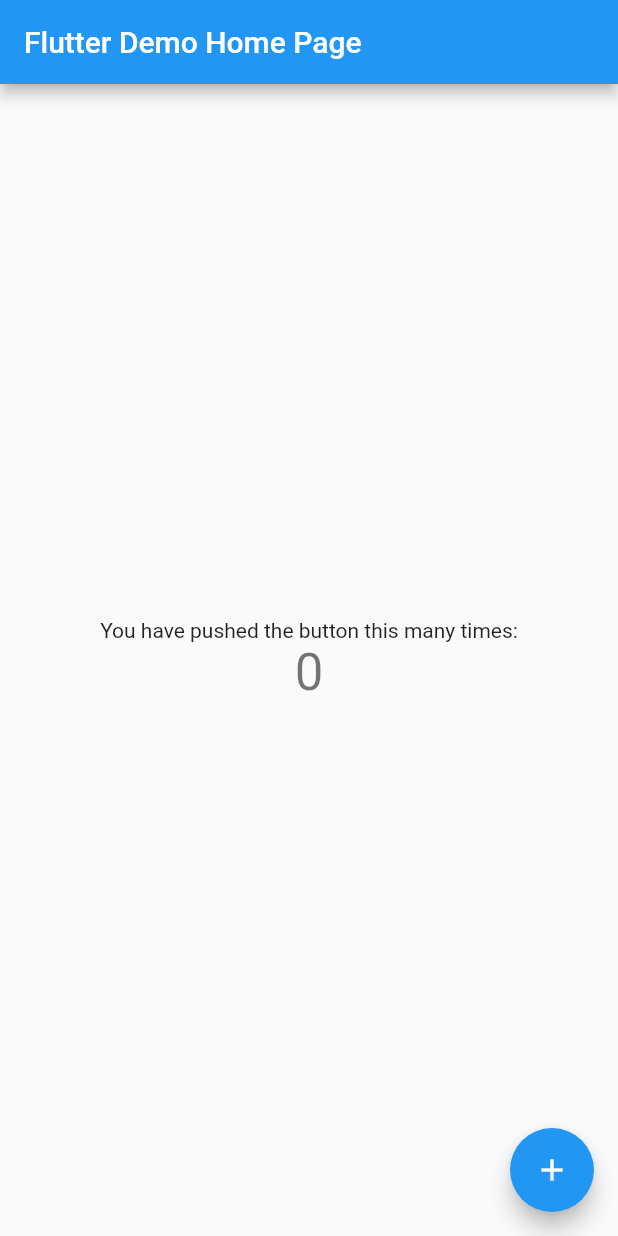
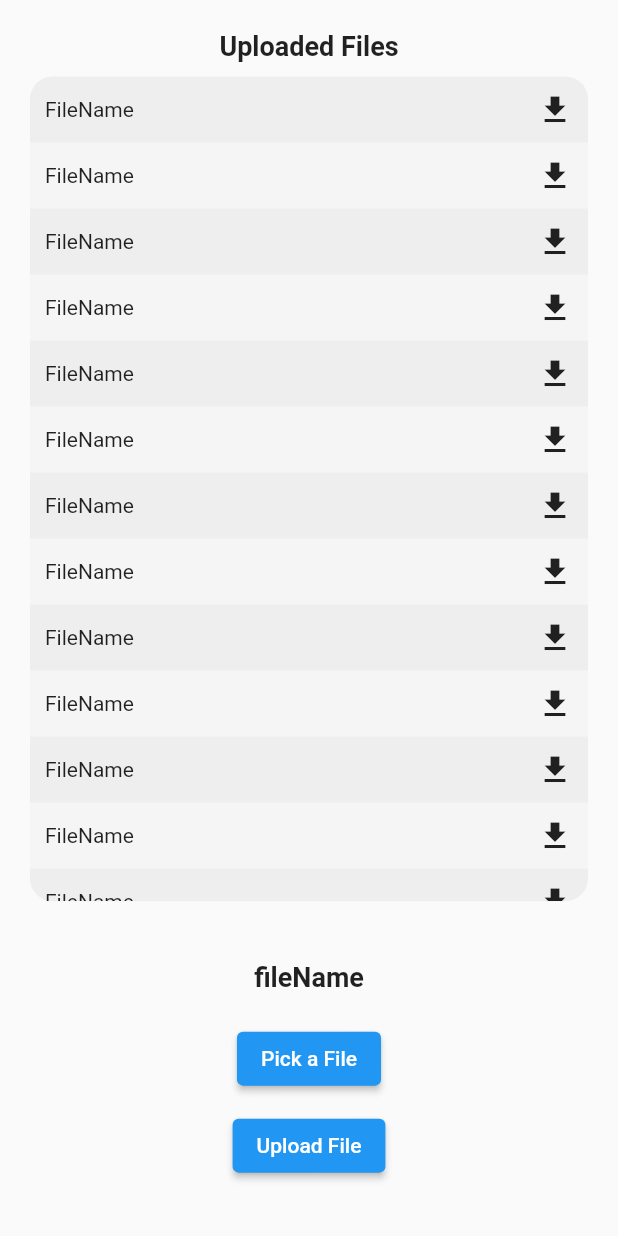
Before and after one commit to Harrem/File-Uploader, a Flutter app: the screen it shows after launch, on a phone screen of 412 x 824 dp. Run offline on Flutter 3.47's test engine with Material 2 defaults, Android fonts, the phone set to English and light mode, and no system bars.

Commit message:
createdUI for file uploading & show uploaded files

```diff
--- /dev/null
+++ b/lib/Screens/myApp.dart
@@ -0,0 +1,108 @@
+import 'package:flutter/material.dart';
+
+class HomeScreen extends StatefulWidget {
+  HomeScreen({Key? key}) : super(key: key);
+
+  @override
+  State<HomeScreen> createState() => _HomeScreenState();
+}
+
+class _HomeScreenState extends State<HomeScreen> {
+  @override
+  Widget build(BuildContext context) {
+    return Scaffold(
+      body: Padding(
+        padding: const EdgeInsets.all(20.0),
+        child: Column(
+          children: [
+            const Text(
+              "Uploaded Files",
+              style: TextStyle(fontSize: 18, fontWeight: FontWeight.bold),
+            ),
+            const SizedBox(height: 10),
+            Expanded(
+              flex: 3,
+              child: Container(
+                width: double.infinity,
+                decoration: BoxDecoration(
+                  color: Colors.grey[200],
+                  borderRadius: BorderRadius.circular(15),
+                ),
+                child: ListView.separated(
+                  shrinkWrap: true,
+                  itemCount: 50,
+                  itemBuilder: ((context, index) {
+                    return Container(
+                      padding: const EdgeInsets.all(10),
+                      width: double.infinity,
+                      child: Expanded(
+                        child: Row(
+                          mainAxisAlignment: MainAxisAlignment.spaceBetween,
+                          children: const [
+                            Text("FileName"),
+                            Icon(Icons.download)
+                          ],
+                        ),
+                      ),
+                    );
+                  }),
+                  separatorBuilder: ((context, index) {
+                    return Container(
+                      padding: const EdgeInsets.all(10),
+                      width: double.infinity,
+                      decoration: BoxDecoration(
+                        color: Colors.grey[100],
+                      ),
+                      child: Expanded(
+                        child: Row(
+                          mainAxisAlignment: MainAxisAlignment.spaceBetween,
+                          children: const [
+                            Text("FileName"),
+                            Icon(Icons.download)
+                          ],
+                        ),
+                      ),
+                    );
+                  }),
+                ),
+              ),
+            ),
+            const SizedBox(height: 20),
+            Expanded(
+              flex: 1,
+              child: Container(
+                width: double.infinity,
+                decoration: BoxDecoration(
+                  borderRadius: BorderRadius.circular(15),
+                ),
+                child: Column(
+                  mainAxisAlignment: MainAxisAlignment.start,
+                  children: [
+                    const SizedBox(height: 20),
+                    const Text(
+                      "fileName",
+                      style:
+                          TextStyle(fontSize: 18, fontWeight: FontWeight.bold),
+                    ),
+                    const SizedBox(height: 20),
+                    ElevatedButton(
+                      onPressed: () {},
+                      child: const Text(
+                        "Pick a File",
+                      ),
+                    ),
+                    const SizedBox(height: 10),
+                    ElevatedButton(
+                      onPressed: () {},
+                      child: const Text("Upload File"),
+                    ),
+                  ],
+                ),
+              ),
+            ),
+          ],
+        ),
+      ),
+    );
+  }
+}
--- a/lib/main.dart
+++ b/lib/main.dart
@@ -1,4 +1,5 @@
 import 'package:flutter/material.dart';
+import 'package:file_upload/Screens/myApp.dart';
 
 void main() {
   runApp(const MyApp());
@@ -24,92 +25,7 @@ class MyApp extends StatelessWidget {
         // is not restarted.
         primarySwatch: Colors.blue,
       ),
-      home: const MyHomePage(title: 'Flutter Demo Home Page'),
+      home: HomeScreen(),
     );
   }
 }
-
-class MyHomePage extends StatefulWidget {
-  const MyHomePage({Key? key, required this.title}) : super(key: key);
-
-  // This widget is the home page of your application. It is stateful, meaning
-  // that it has a State object (defined below) that contains fields that affect
-  // how it looks.
-
-  // This class is the configuration for the state. It holds the values (in this
-  // case the title) provided by the parent (in this case the App widget) and
-  // used by the build method of the State. Fields in a Widget subclass are
-  // always marked "final".
-
-  final String title;
-
-  @override
-  State<MyHomePage> createState() => _MyHomePageState();
-}
-
-class _MyHomePageState extends State<MyHomePage> {
-  int _counter = 0;
-
-  void _incrementCounter() {
-    setState(() {
-      // This call to setState tells the Flutter framework that something has
-      // changed in this State, which causes it to rerun the build method below
-      // so that the display can reflect the updated values. If we changed
-      // _counter without calling setState(), then the build method would not be
-      // called again, and so nothing would appear to happen.
-      _counter++;
-    });
-  }
-
-  @override
-  Widget build(BuildContext context) {
-    // This method is rerun every time setState is called, for instance as done
-    // by the _incrementCounter method above.
-    //
-    // The Flutter framework has been optimized to make rerunning build methods
-    // fast, so that you can just rebuild anything that needs updating rather
-    // than having to individually change instances of widgets.
-    return Scaffold(
-      appBar: AppBar(
-        // Here we take the value from the MyHomePage object that was created by
-        // the App.build method, and use it to set our appbar title.
-        title: Text(widget.title),
-      ),
-      body: Center(
-        // Center is a layout widget. It takes a single child and positions it
-        // in the middle of the parent.
-        child: Column(
-          // Column is also a layout widget. It takes a list of children and
-          // arranges them vertically. By default, it sizes itself to fit its
-          // children horizontally, and tries to be as tall as its parent.
-          //
-          // Invoke "debug painting" (press "p" in the console, choose the
-          // "Toggle Debug Paint" action from the Flutter Inspector in Android
-          // Studio, or the "Toggle Debug Paint" command in Visual Studio Code)
-          // to see the wireframe for each widget.
-          //
-          // Column has various properties to control how it sizes itself and
-          // how it positions its children. Here we use mainAxisAlignment to
-          // center the children vertically; the main axis here is the vertical
-          // axis because Columns are vertical (the cross axis would be
-          // horizontal).
-          mainAxisAlignment: MainAxisAlignment.center,
-          children: <Widget>[
-            const Text(
-              'You have pushed the button this many times:',
-            ),
-            Text(
-              '$_counter',
-              style: Theme.of(context).textTheme.headline4,
-            ),
-          ],
-        ),
-      ),
-      floatingActionButton: FloatingActionButton(
-        onPressed: _incrementCounter,
-        tooltip: 'Increment',
-        child: const Icon(Icons.add),
-      ), // This trailing comma makes auto-formatting nicer for build methods.
-    );
-  }
-}
```
